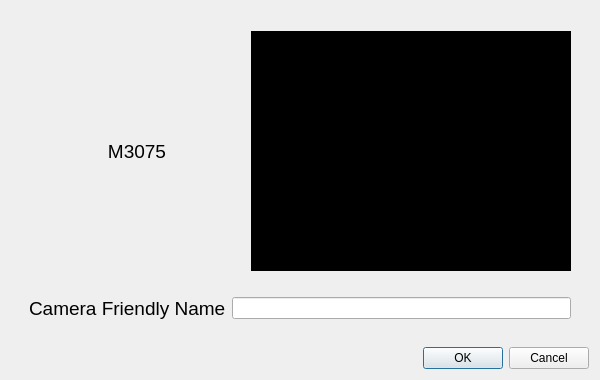
This is revere/source/friendlyname.ui in TroyDL/revere as Qt 5 draws it before an edit. The edited form follows.
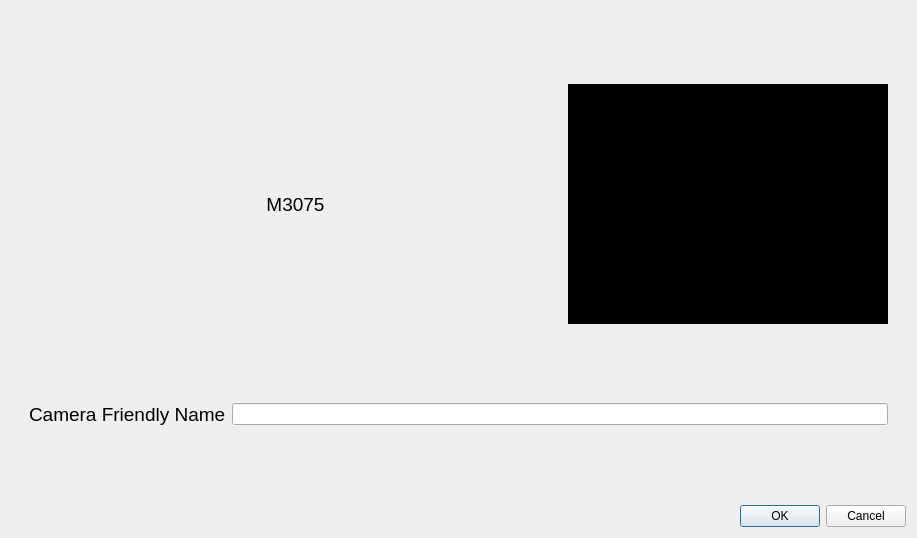
This is the edited form.

Patch:
```diff
--- a/revere/source/friendlyname.ui
+++ b/revere/source/friendlyname.ui
@@ -6,8 +6,8 @@
    <rect>
     <x>0</x>
     <y>0</y>
-    <width>600</width>
-    <height>380</height>
+    <width>917</width>
+    <height>538</height>
    </rect>
   </property>
   <property name="windowTitle">
```
